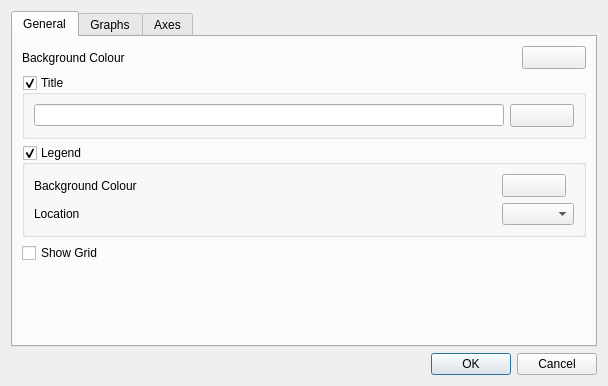
Before: the Qt Designer form desktop/charts/customisechartdialog.ui in davidrg/zxweather, drawn with Qt 5.
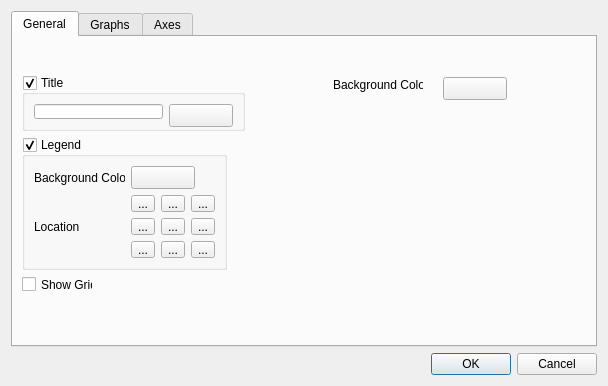
After: the same form once the commit is applied. The open tabs and pages were chosen to show the change. Custom widgets are drawn as their Qt base class.

Commit message: minor changes to customise chart dialog.

What changed in the file:
```diff
--- a/desktop/charts/customisechartdialog.ui
+++ b/desktop/charts/customisechartdialog.ui
@@ -17,28 +17,21 @@
    <item row="1" column="0">
     <widget class="QTabWidget" name="tabWidget">
      <property name="currentIndex">
-      <number>1</number>
+      <number>0</number>
      </property>
      <widget class="QWidget" name="tab">
       <attribute name="title">
        <string>General</string>
       </attribute>
-      <layout class="QGridLayout" name="gridLayout">
-       <item row="4" column="0">
-        <spacer name="verticalSpacer">
-         <property name="orientation">
-          <enum>Qt::Vertical</enum>
-         </property>
-         <property name="sizeHint" stdset="0">
-          <size>
-           <width>20</width>
-           <height>40</height>
-          </size>
-         </property>
-        </spacer>
-       </item>
-       <item row="0" column="1">
         <widget class="QtColorButton" name="clrBackground">
+       <property name="geometry">
+        <rect>
+         <x>430</x>
+         <y>40</y>
+         <width>64</width>
+         <height>23</height>
+        </rect>
+       </property>
          <property name="minimumSize">
           <size>
            <width>64</width>
@@ -55,16 +48,28 @@
           <string/>
          </property>
         </widget>
-       </item>
-       <item row="0" column="0">
         <widget class="QLabel" name="label_5">
+       <property name="geometry">
+        <rect>
+         <x>320</x>
+         <y>40</y>
+         <width>90</width>
+         <height>16</height>
+        </rect>
+       </property>
          <property name="text">
           <string>Background Colour</string>
          </property>
         </widget>
-       </item>
-       <item row="1" column="0" colspan="2">
         <widget class="QGroupBox" name="groupBox_2">
+       <property name="geometry">
+        <rect>
+         <x>9</x>
+         <y>38</y>
+         <width>223</width>
+         <height>56</height>
+        </rect>
+       </property>
          <property name="title">
           <string>Title</string>
          </property>
@@ -99,9 +104,15 @@
           </item>
          </layout>
         </widget>
-       </item>
-       <item row="2" column="0" colspan="2">
         <widget class="QGroupBox" name="groupBox_3">
+       <property name="geometry">
+        <rect>
+         <x>9</x>
+         <y>100</y>
+         <width>205</width>
+         <height>133</height>
+        </rect>
+       </property>
          <property name="title">
           <string>Legend</string>
          </property>
@@ -109,7 +120,81 @@
           <bool>true</bool>
          </property>
          <layout class="QGridLayout" name="gridLayout_4">
+        <item row="1" column="2">
+         <layout class="QGridLayout" name="gridLayout_6">
           <item row="0" column="1">
+           <widget class="QToolButton" name="toolButton_2">
+            <property name="text">
+             <string>...</string>
+            </property>
+           </widget>
+          </item>
+          <item row="0" column="2">
+           <widget class="QToolButton" name="toolButton_3">
+            <property name="text">
+             <string>...</string>
+            </property>
+           </widget>
+          </item>
+          <item row="1" column="0">
+           <widget class="QToolButton" name="toolButton_4">
+            <property name="text">
+             <string>...</string>
+            </property>
+           </widget>
+          </item>
+          <item row="0" column="0">
+           <widget class="QToolButton" name="toolButton">
+            <property name="text">
+             <string>...</string>
+            </property>
+           </widget>
+          </item>
+          <item row="2" column="0">
+           <widget class="QToolButton" name="toolButton_5">
+            <property name="text">
+             <string>...</string>
+            </property>
+           </widget>
+          </item>
+          <item row="2" column="1">
+           <widget class="QToolButton" name="toolButton_6">
+            <property name="text">
+             <string>...</string>
+            </property>
+           </widget>
+          </item>
+          <item row="2" column="2">
+           <widget class="QToolButton" name="toolButton_7">
+            <property name="text">
+             <string>...</string>
+            </property>
+           </widget>
+          </item>
+          <item row="1" column="2">
+           <widget class="QToolButton" name="toolButton_8">
+            <property name="text">
+             <string>...</string>
+            </property>
+           </widget>
+          </item>
+          <item row="1" column="1">
+           <widget class="QToolButton" name="toolButton_9">
+            <property name="text">
+             <string>...</string>
+            </property>
+           </widget>
+          </item>
+         </layout>
+        </item>
+        <item row="0" column="0">
+         <widget class="QLabel" name="label_6">
+          <property name="text">
+           <string>Background Colour</string>
+          </property>
+         </widget>
+        </item>
+        <item row="0" column="2">
            <widget class="QtColorButton" name="clrLegendBackground">
             <property name="minimumSize">
              <size>
@@ -131,13 +216,6 @@
             </property>
            </widget>
           </item>
-          <item row="0" column="0">
-           <widget class="QLabel" name="label_6">
-            <property name="text">
-             <string>Background Colour</string>
-            </property>
-           </widget>
-          </item>
           <item row="1" column="0">
            <widget class="QLabel" name="label_3">
             <property name="text">
@@ -145,20 +223,21 @@
             </property>
            </widget>
           </item>
-          <item row="1" column="1">
-           <widget class="QComboBox" name="comboBox_2"/>
-          </item>
-         </layout>
-        </widget>
-       </item>
-       <item row="3" column="0" colspan="2">
+       </layout>
+      </widget>
         <widget class="QCheckBox" name="checkBox">
+       <property name="geometry">
+        <rect>
+         <x>9</x>
+         <y>239</y>
+         <width>71</width>
+         <height>17</height>
+        </rect>
+       </property>
          <property name="text">
           <string>Show Grid</string>
          </property>
         </widget>
-       </item>
-      </layout>
      </widget>
      <widget class="QWidget" name="tab_2">
       <attribute name="title">
```
Lines whose indentation alone changed are shown as unchanged. The commit also changes 5 other files.
